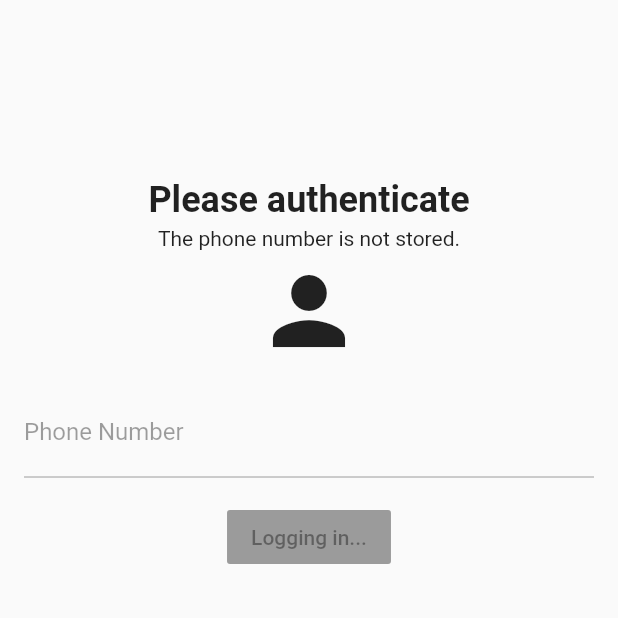
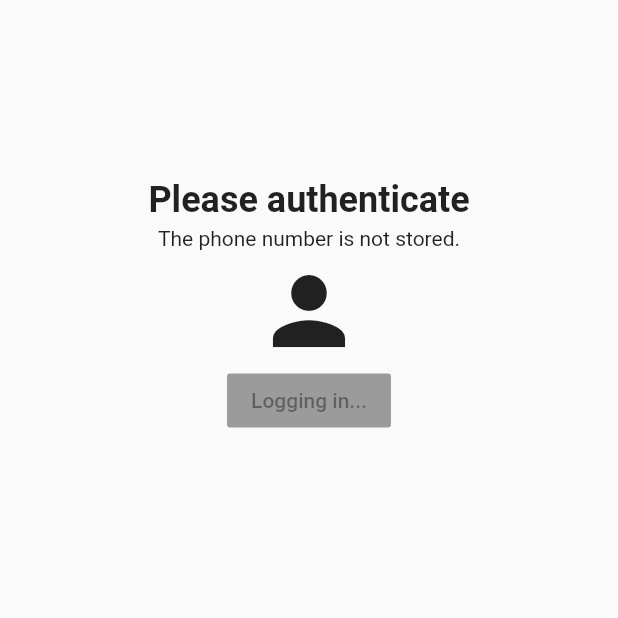
Before and after one commit to RazikGrayFeynman/covid19-dtrack-app, a Flutter app: the LoginPage screen opened directly, after a tap on "Login", on a phone screen of 412 x 824 dp, the top half of it. Run offline on Flutter 3.47's test engine with Material 2 defaults, Android fonts, the phone set to English and light mode, and no system bars; our stand-ins replace convert, location, shared_preferences, sqflite; accounts and stored records are empty.

Commit message:
added docs

```diff
--- a/lib/main.dart
+++ b/lib/main.dart
@@ -185,7 +185,7 @@ class LoginPageState extends State<LoginPage> {
               Padding(child: Text('Please authenticate', style: TextStyle(fontSize: 24, fontWeight: FontWeight.bold)), padding: EdgeInsets.only(top: 16)),
               Padding(child: Text('The phone number is not stored.'), padding: EdgeInsets.all(4)),
               Icon(Icons.person, size: 72),
-              Padding(padding: EdgeInsets.all(16), child: Form(
+              /*Padding(padding: EdgeInsets.all(16), child: Form(
                 key: _formKey,
                 child: Center(
                   child: Column(
@@ -199,13 +199,12 @@ class LoginPageState extends State<LoginPage> {
                     ]
                   )
                 )
-              )),
+              )),*/
               RaisedButton(
                 child: _loginInProgress ? Text('Logging in...') : Text('Login'),
                 onPressed: _loginInProgress ? null : () async {
                 setState(() => _loginInProgress = true);
                 _formKey.currentState.save();
-                print(_phoneNumber);
                 var prefs = await SharedPreferences.getInstance();
                 prefs.setBool('loggedIn', true);
                 prefs.setBool('firstTime', false);
```
Also changed, not shown: docs/homepage.jpg (added), 1 other file.
